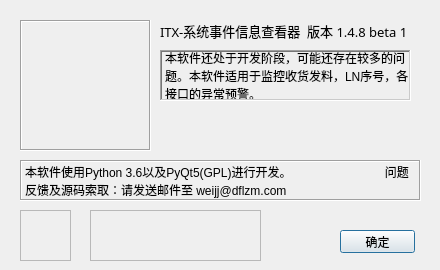
Before: the Qt Designer form System_Event_Watcher/UI_about.ui in ITX-Snowhare/Python_DFLZM_System_Event_Watcher, drawn with Qt 5.
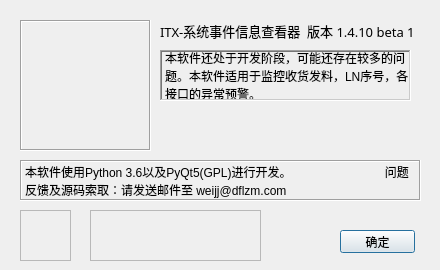
After: the same form once the commit is applied. Icons and pictures are not drawn.

The edit to the form file:
```diff
--- a/System_Event_Watcher/UI_about.ui
+++ b/System_Event_Watcher/UI_about.ui
@@ -66,7 +66,7 @@
     </font>
    </property>
    <property name="text">
-    <string>ITX-系统事件信息查看器  版本 1.4.8 beta 1</string>
+    <string>ITX-系统事件信息查看器  版本 1.4.10 beta 1</string>
    </property>
   </widget>
   <widget class="QLabel" name="label_3">
```
